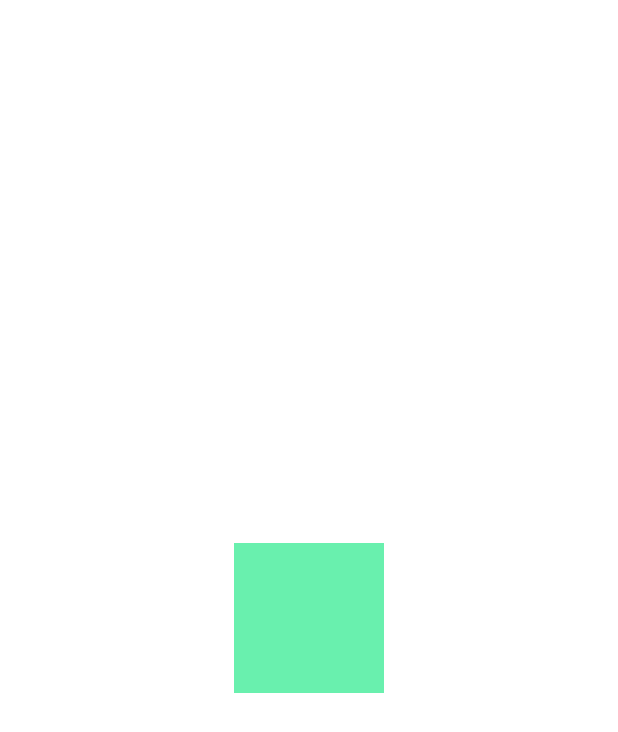
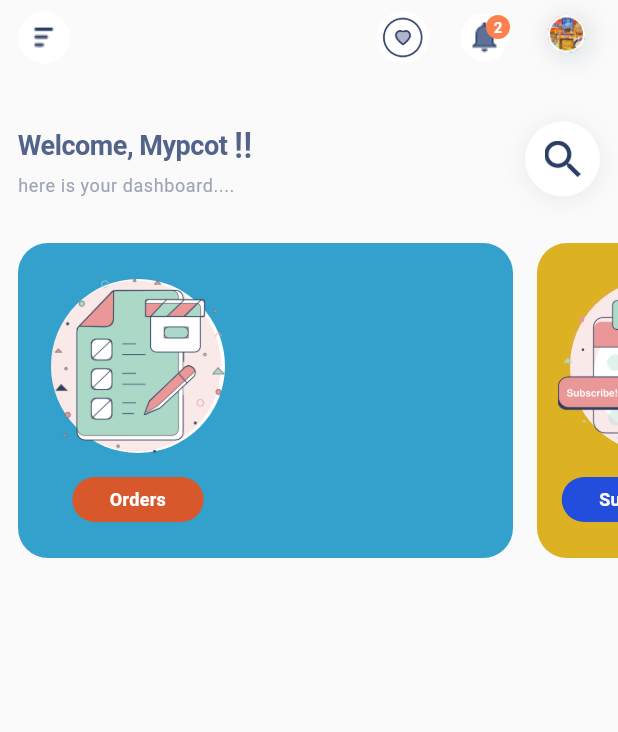
Before and after one commit to atharva-solves/assignment_myp, a Flutter app: the screen it shows after launch, on a phone screen of 412 x 824 dp. Shown: the top 732 px of the screen. Run offline on Flutter 3.47's test engine with Material 3 defaults, Android fonts, the phone set to English and light mode, and no system bars; our stand-ins replace get, google_fonts.

Commit message:
feat:Implement Dashboard AppBar , Header & InfoCard (left side common part)

```diff
--- /dev/null
+++ b/lib/core/app_constants/app_spacing.dart
@@ -0,0 +1,4 @@
+class AppSpacing {
+  AppSpacing._();
+  static const double dashboardPadding=12.0;
+}
--- /dev/null
+++ b/lib/core/app_constants/app_text_sizes.dart
@@ -0,0 +1,21 @@
+class AppTextSizes {
+  AppTextSizes._(); // Private constructor to prevent instantiation
+
+  /// Display/Hero text: Prominent statistical numbers inside cards ('3', '10', '119', '1.8%')
+  static const double heroStatistic = 24.0;
+
+  /// Page/Section headers: 'Welcome, Mypcot !!', 'Today'
+  static const double pageHeader = 18.0;
+
+  /// Primary component titles: 'New order created', active calendar date numbers ('23')
+  static const double itemTitle = 16.0;
+
+  /// Primary body & button labels: 'New Order created with Order', 'Orders' button
+  static const double bodyPrimary = 12.0;
+
+  /// Subtitles & captions: 'here is your dashboard....', 'January, 23 2021', 'MON', 'TIMELINE'
+  static const double caption = 12.0;
+
+  /// Micro tags & indicators: Timestamps ('09:00 AM'), notification count ('2'), 'Pending'
+  static const double microLabel = 10.0;
+}
--- /dev/null
+++ b/lib/core/app_constants/app_text_theming.dart
@@ -0,0 +1,73 @@
+import 'package:assignment_myp/core/app_constants/app_colors.dart';
+import 'package:assignment_myp/core/app_constants/app_text_sizes.dart';
+import 'package:flutter/material.dart';
+import 'package:google_fonts/google_fonts.dart';
+
+class AppTextTheme {
+  AppTextTheme._(); // Private constructor to prevent instantiation
+
+  /// Configured Material 3 [TextTheme] mapped directly to design role sizes and brand colors using Roboto
+  static TextTheme get lightTextTheme {
+    const Color mutedTextColor = Color(
+      0xFF8A94A6,
+    ); // Secondary grayish navy seen across subtitles & day labels
+
+    return TextTheme(
+      // 1. Prominent Statistical Numbers ("02", "3") inside Info Cards
+      displayMedium: GoogleFonts.roboto(
+        fontSize: AppTextSizes.heroStatistic, // 24.0
+        fontWeight: FontWeight.bold, // w700
+        color: AppColors.fontColor,
+        height: 1.0, // Tight baseline alignment next to "Pending"
+        letterSpacing: -0.5,
+      ),
+      // Main Page Header ("Welcome, Mypcot !!")
+      headlineMedium: GoogleFonts.roboto(
+        fontSize: AppTextSizes.pageHeader, // 18.0
+        fontWeight: FontWeight(700),
+        color: const Color(0xFF53648B), // Slate navy hue from the design spec
+        letterSpacing: -0.3,
+        height: 1.3,
+      ),
+      // 3. Component Titles & Active Calendar Date Numbers (16px)
+      titleMedium: GoogleFonts.roboto(
+        fontSize: AppTextSizes.itemTitle,
+        fontWeight: FontWeight.w600,
+        color: AppColors.fontColor,
+      ),
+      // 4. Standard Body Reading Text (14px)
+      bodyMedium: GoogleFonts.roboto(
+        fontSize: AppTextSizes.bodyPrimary,
+        fontWeight: FontWeight.normal,
+        color: AppColors.fontColor,
+      ),
+      // Subtitle Caption ("here is your dashboard....")
+      bodySmall: GoogleFonts.roboto(
+        fontSize: AppTextSizes.caption, // 12.0
+        fontWeight: FontWeight.w400,
+        color: const Color(0xFF9EA6B5), // Soft muted grayish-blue
+        height: 1.3,
+      ),
+      // 2. Action Button Label ("Orders")
+      labelLarge: GoogleFonts.roboto(
+        fontSize: AppTextSizes.bodyPrimary, // 14.0
+        fontWeight: FontWeight.w600,
+        color: Colors.white,
+        letterSpacing: 0.2,
+        height: 1.2,
+      ), // 7. Days of the Week & Dropdown Labels ('MON', 'TUE', 'TIMELINE') (12px)
+      labelMedium: GoogleFonts.roboto(
+        fontSize: AppTextSizes.caption,
+        fontWeight: FontWeight.w500,
+        color: mutedTextColor,
+        letterSpacing: 0.5,
+      ),
+      // 8. Micro Timestamps & Status Badges ('09:00 AM', Notification count) (10px)
+      labelSmall: GoogleFonts.roboto(
+        fontSize: AppTextSizes.microLabel,
+        fontWeight: FontWeight.bold,
+        color: AppColors.coralOrange,
+      ),
+    );
+  }
+}
--- a/lib/main.dart
+++ b/lib/main.dart
@@ -1,3 +1,4 @@
+import 'package:assignment_myp/core/app_constants/app_text_theming.dart';
 import 'package:assignment_myp/core/routing/app_pages.dart';
 import 'package:assignment_myp/core/routing/app_routes.dart';
 import 'package:assignment_myp/myp_dashboard/presentation/views/dashboard/dashboard_view.dart';
@@ -9,14 +10,19 @@
 }
 
 class MyApp extends StatelessWidget {
-  const new({super.key});
+  const MyApp({super.key});
 
   @override
   Widget build(BuildContext context) {
     return GetMaterialApp(
       debugShowCheckedModeBanner: false,
       getPages: AppPages.pages,
-      home: DashboardView(),
+      initialRoute: AppRoutes.initialRoute,
+     theme: ThemeData(
+      useMaterial3: true,
+    scaffoldBackgroundColor: const Color(0xFFFAFAFA),
+    textTheme: AppTextTheme.lightTextTheme,
+  ),
     );
   }
 }
--- a/lib/myp_dashboard/presentation/controller/dashboard_controller.dart
+++ b/lib/myp_dashboard/presentation/controller/dashboard_controller.dart
@@ -20,7 +20,7 @@
       // 1. Orders Card Object
       OrdersEntity(
         cardName: 'Orders',
-        imagePath: AssetPaths.group914,
+        imagePath: AssetPaths.iconOrders,
         activeOrdersCount: 3,
         activeUserAvatars: const [
           AssetPaths.profileImg1,
@@ -37,7 +37,7 @@
       // 2. Subscriptions Card Object
       SubscriptionsEntity(
         cardName: 'Subscriptions',
-        imagePath: AssetPaths.group916,
+        imagePath: AssetPaths.iconSubscriptions,
         deliveriesCount: 3,
         deliveryUserAvatars: const [
           AssetPaths.profileImg1,
@@ -51,7 +51,7 @@
       // 3. View Customers Card Object
       CustomersEntity(
         cardName: 'View Customers',
-        imagePath: AssetPaths.group919,
+        imagePath: AssetPaths.iconViewCustomers,
         newCustomersCount: 15,
         newCustomerAvatars: const [
           AssetPaths.profileImg1,
--- a/lib/myp_dashboard/presentation/views/dashboard/dashboard_view.dart
+++ b/lib/myp_dashboard/presentation/views/dashboard/dashboard_view.dart
@@ -1,13 +1,53 @@
+import 'package:assignment_myp/core/app_constants/app_colors.dart';
+import 'package:assignment_myp/core/app_constants/app_spacing.dart';
+import 'package:assignment_myp/core/app_constants/asset_paths.dart';
 import 'package:assignment_myp/myp_dashboard/presentation/controller/dashboard_controller.dart';
+import 'package:assignment_myp/myp_dashboard/presentation/views/dashboard/dashboard_widgets/dashboard_appbar.dart';
+import 'package:assignment_myp/myp_dashboard/presentation/views/dashboard/dashboard_widgets/dashboard_info_card_widgets/dashboard_info_card.dart';
+import 'package:assignment_myp/myp_dashboard/presentation/views/dashboard/dashboard_widgets/welcome_header.dart';
 import 'package:flutter/material.dart';
+import 'package:get/get.dart';
+import 'package:google_fonts/google_fonts.dart';
 
-import 'package:get/get.dart';
+// Ensure you import your entity class if strictly typing 'DashboardBaseEntity'
+// import 'package:assignment_myp/myp_dashboard/domain/entities/dashboard_base_class.dart';
 
 class DashboardView extends GetView<DashboardController> {
   const DashboardView({super.key});
 
   @override
   Widget build(BuildContext context) {
-    return Center(child: Container(height: 100,width: 100,color: Colors.greenAccent,));
+    return Scaffold(
+      body: SingleChildScrollView(
+        child: Column(
+          children: [
+            DashboardAppbar(),
+            const SizedBox(height: 18),
+            DashboardWelcomeHeader(),
+
+            const SizedBox(height: 18),
+            // Dashboard Cards Section
+            SizedBox(
+              height: 210, // Approximate height matching the design proportions
+              child: Obx(() {
+                return ListView.separated(
+                  padding: const EdgeInsets.symmetric(
+                    horizontal: AppSpacing.dashboardPadding,
+                  ),
+                  scrollDirection: Axis.horizontal,
+                  itemCount: controller.dashboardInfoList.length,
+                  separatorBuilder: (context, index) =>
+                      const SizedBox(width: 16),
+                  itemBuilder: (context, index) {
+                    final entity = controller.dashboardInfoList[index];
+                    return DashboardInfoCard(entity: entity);
+                  },
+                );
+              }),
+            ),
+          ],
+        ),
+      ),
+    );
   }
 }
--- a/lib/myp_dashboard/presentation/views/dashboard/dashboard_widgets/dashboard_appbar.dart
+++ b/lib/myp_dashboard/presentation/views/dashboard/dashboard_widgets/dashboard_appbar.dart
@@ -0,0 +1,88 @@
+import 'package:assignment_myp/core/app_constants/app_colors.dart';
+import 'package:assignment_myp/core/app_constants/app_spacing.dart';
+import 'package:assignment_myp/core/app_constants/asset_paths.dart';
+import 'package:flutter/material.dart';
+
+class DashboardAppbar extends StatelessWidget {
+  const new({super.key});
+
+  @override
+  Widget build(BuildContext context) {
+    return SafeArea(
+              child: Padding(
+                padding: const EdgeInsets.symmetric(
+                  horizontal: AppSpacing.dashboardPadding,
+                ),
+                child: Row(
+                  mainAxisAlignment: MainAxisAlignment.start,
+                  children: [
+                    Container(
+                      height: 35,
+                      width: 35,
+                      decoration: const BoxDecoration(
+                        shape: BoxShape.circle,
+                        image: DecorationImage(
+                          image: AssetImage(
+                            AssetPaths.leadingDrawerWhiteCircle,
+                          ),
+                          fit: BoxFit.cover,
+                        ),
+                      ),
+                    ),
+                    const Spacer(),
+                    Container(
+                      height: 35,
+                      width: 35,
+                      decoration: const BoxDecoration(
+                        shape: BoxShape.circle,
+                        image: DecorationImage(
+                          image: AssetImage(AssetPaths.actionsFavourite),
+                        ),
+                      ),
+                    ),
+                    const SizedBox(width: 12),
+                    Stack(
+                      clipBehavior: Clip.none,
+                      children: [
+                        Image.asset(
+                          AssetPaths.actionsNotification,
+                          height: 50,
+                          width: 50,
+                        ),
+                        Positioned(
+                          top: 6,
+                          right: 8,
+                          child: Container(
+                            padding: const EdgeInsets.all(5),
+                            decoration: const BoxDecoration(
+                              color: AppColors.coralOrange,
+                              shape: BoxShape.circle,
+                            ),
+                            child: const Text(
+                              '2',
+                              style: TextStyle(
+                                color: Colors.white,
+                                fontSize: 10,
+                                fontWeight: FontWeight.bold,
+                              ),
+                              textAlign: TextAlign.center,
+                            ),
+                          ),
+                        ),
+                      ],
+                    ),
+                    const SizedBox(width: 12),
+                    Transform.scale(
+                      scale: 1.8,
+                      child: Image.asset(
+                        AssetPaths.actionsProfileIcon,
+                        height: 40,
+                        width: 40,
+                      ),
+                    ),
+                  ],
+                ),
+              ),
+            );
+  }
+}
--- /dev/null
+++ b/lib/myp_dashboard/presentation/views/dashboard/dashboard_widgets/dashboard_info_card_widgets/card_theme_helper.dart
@@ -0,0 +1,36 @@
+import 'package:assignment_myp/core/app_constants/app_colors.dart';
+import 'package:flutter/material.dart';
+
+class CardThemeHelper {
+  final String cardName;
+
+  CardThemeHelper(this.cardName);
+
+  /// Returns the dynamic background color based on the card name
+  Color get backgroundColor {
+    switch (cardName) {
+      case 'Orders':
+        return AppColors.skyBlue;
+      case 'Subscriptions':
+        return AppColors.gold;
+      case 'View Customers':
+        return AppColors.mintGreen;
+      default:
+        return Colors.grey.shade300;
+    }
+  }
+
+  /// Returns the dynamic label color based on the card name
+  Color get labelColor {
+    switch (cardName) {
+      case 'Orders':
+        return AppColors.terracottaOrange;
+      case 'Subscriptions':
+        return AppColors.royalBlue;
+      case 'View Customers':
+        return AppColors.magentaPink;
+      default:
+        return Colors.grey.shade600;
+    }
+  }
+}
--- a/lib/myp_dashboard/presentation/views/dashboard/dashboard_widgets/dashboard_info_card_widgets/dashboard_info_card.dart
+++ b/lib/myp_dashboard/presentation/views/dashboard/dashboard_widgets/dashboard_info_card_widgets/dashboard_info_card.dart
@@ -0,0 +1,36 @@
+import 'package:assignment_myp/core/app_constants/app_colors.dart';
+import 'package:assignment_myp/myp_dashboard/domain/entities/dashboard_base_class.dart';
+import 'package:assignment_myp/myp_dashboard/presentation/views/dashboard/dashboard_widgets/dashboard_info_card_widgets/card_theme_helper.dart';
+import 'package:assignment_myp/myp_dashboard/presentation/views/dashboard/dashboard_widgets/dashboard_info_card_widgets/infocard_left_section.dart';
+import 'package:flutter/material.dart';
+
+class DashboardInfoCard extends StatelessWidget {
+  final DashboardBaseEntity
+  entity; // Can be strongly typed to DashboardBaseEntity
+
+  const DashboardInfoCard({super.key, required this.entity});
+
+  @override
+  Widget build(BuildContext context) {
+    // Initialize the helper with the card name
+    final theme = CardThemeHelper(entity.cardName);
+
+    // Direct clean assignment
+    final Color bgColor = theme.backgroundColor;
+    final Color labelColor = theme.labelColor;
+
+    return Container(
+      width: 330, // Replaced MediaQuery with a fixed width
+      decoration: BoxDecoration(
+        color: bgColor,
+        borderRadius: BorderRadius.circular(20),
+      ),
+      child: Stack(
+        children: [
+          // Left Section content
+          InfocardLeftSection(entity: entity, labelColor: labelColor),
+        ],
+      ),
+    );
+  }
+}
--- /dev/null
+++ b/lib/myp_dashboard/presentation/views/dashboard/dashboard_widgets/dashboard_info_card_widgets/infocard_left_section.dart
@@ -0,0 +1,51 @@
+import 'package:assignment_myp/core/app_constants/app_colors.dart';
+import 'package:assignment_myp/myp_dashboard/domain/entities/dashboard_base_class.dart';
+import 'package:flutter/material.dart';
+
+class InfocardLeftSection extends StatelessWidget {
+
+  final DashboardBaseEntity entity;
+  final Color labelColor;
+  const InfocardLeftSection({super.key, required this.entity, required this.labelColor});
+
+
+  @override
+  Widget build(BuildContext context) {
+    return  Positioned(
+            left: 5,
+            top: 24,
+            bottom: 24,
+            width: 150, // Fixed width for the left column
+            child: Column(
+              mainAxisAlignment: MainAxisAlignment.spaceBetween,
+              children: [
+                Expanded(
+                  child: Container(
+                    decoration: BoxDecoration(
+                      color: AppColors.cardSurface,
+                      shape: BoxShape.circle,
+                    ),
+                    child: Image.asset(width: 200,entity.imagePath, fit: BoxFit.contain),
+                  ),
+                ),
+                const SizedBox(height: 16),
+                Container(
+                  padding: const EdgeInsets.symmetric(
+                    horizontal: 25,
+                    vertical: 8,
+                  ),
+                  decoration: BoxDecoration(
+                    color: labelColor,
+                    borderRadius: BorderRadius.circular(18),
+                  ),
+                  child: Text(
+                    entity.cardName,
+                    style: Theme.of(context).textTheme.labelLarge,
+                    textAlign: TextAlign.center,
+                  ),
+                ),
+              ],
+            ),
+          );
+  }
+}
--- a/lib/myp_dashboard/presentation/views/dashboard/dashboard_widgets/welcome_header.dart
+++ b/lib/myp_dashboard/presentation/views/dashboard/dashboard_widgets/welcome_header.dart
@@ -0,0 +1,67 @@
+import 'package:assignment_myp/core/app_constants/app_spacing.dart';
+import 'package:assignment_myp/core/app_constants/asset_paths.dart';
+import 'package:flutter/material.dart';
+import 'package:google_fonts/google_fonts.dart';
+
+class DashboardWelcomeHeader extends StatelessWidget {
+  const new({super.key});
+
+  @override
+  Widget build(BuildContext context) {
+    return Padding(
+      padding: const EdgeInsets.all(AppSpacing.dashboardPadding),
+      child: Row(
+        crossAxisAlignment: CrossAxisAlignment.center,
+        children: [
+          Column(
+            crossAxisAlignment: CrossAxisAlignment.start,
+            children: [
+              Row(
+                children: [
+                  Text(
+                    "Welcome, Mypcot ",
+                    style: Theme.of(context).textTheme.headlineMedium,
+                  ),
+                  Text(
+                    "!!",
+                    style: GoogleFonts.roboto(
+                      fontSize: 24,
+                      fontWeight: const FontWeight(500),
+                      color: const Color(0xFF53648B),
+                      letterSpacing: -0.3,
+                    ),
+                  ),
+                ],
+              ),
+              const SizedBox(height: 2),
+              Text(
+                "here is your dashboard....",
+                style: Theme.of(context).textTheme.bodySmall,
+              ),
+            ],
+          ),
+          const Spacer(),
+          Container(
+            height: 50,
+            width: 50,
+            decoration: BoxDecoration(
+              color: Colors.white,
+              shape: BoxShape.circle,
+              boxShadow: [
+                BoxShadow(
+                  color: Colors.black.withOpacity(0.05),
+                  blurRadius: 10,
+                  spreadRadius: 2,
+                  offset: const Offset(0, 2),
+                ),
+              ],
+            ),
+            child: Center(
+              child: Image.asset(AssetPaths.search, height: 24, width: 24),
+            ),
+          ),
+        ],
+      ),
+    );
+  }
+}
```
Also changed, not shown: assets/icons_png/perfect_actions_favourite.png (added), lib/myp_dashboard/presentation/views/dashboard/dashboard_widgets/dashboard_info_card_widgets/widget_modules/colored_container_module.dart (added), lib/myp_dashboard/presentation/views/dashboard/dashboard_widgets/dashboard_info_card_widgets/widget_modules/icons_stack.dart (added), 1 other file.
